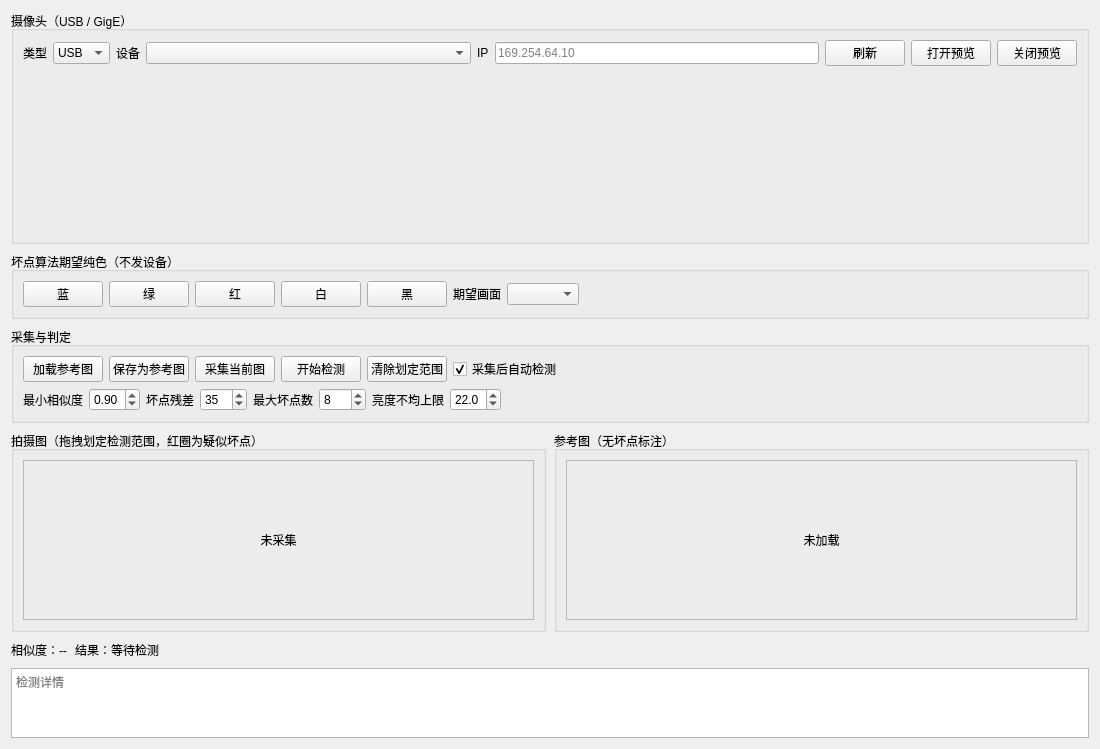
Old version of the form platform/debug/screen_inspect/screen_inspect_widget.ui in the repository yuhuang163/test.
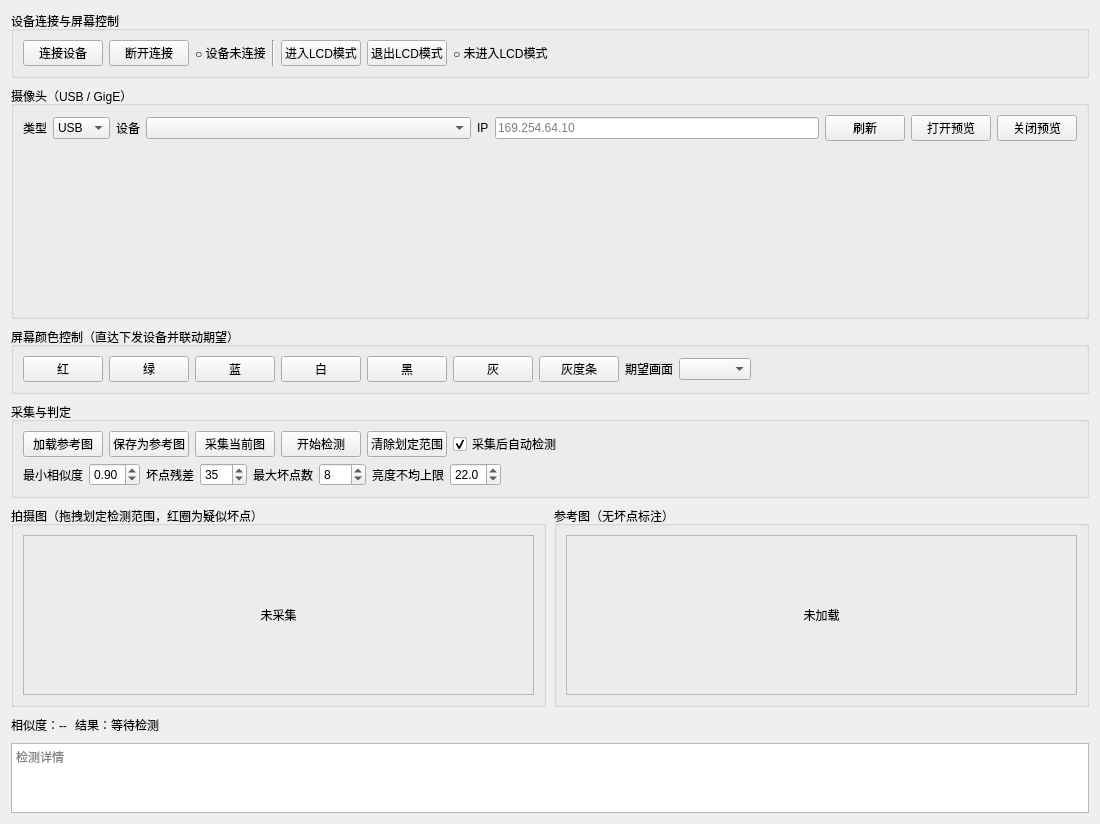
New version of the form.

Commit message: 调试工站    屏幕调试功能

Patch:
```diff
--- a/platform/debug/screen_inspect/screen_inspect_widget.ui
+++ b/platform/debug/screen_inspect/screen_inspect_widget.ui
@@ -17,6 +17,77 @@
    <property name="spacing">
     <number>8</number>
    </property>
+   <item>
+    <widget class="QGroupBox" name="groupBox_deviceScreenControl">
+     <property name="title">
+      <string>设备连接与屏幕控制</string>
+     </property>
+     <layout class="QHBoxLayout" name="horizontalLayout_deviceScreen">
+      <item>
+       <widget class="QPushButton" name="btnConnectDevice">
+        <property name="text">
+         <string>连接设备</string>
+        </property>
+       </widget>
+      </item>
+      <item>
+       <widget class="QPushButton" name="btnDisconnectDevice">
+        <property name="text">
+         <string>断开连接</string>
+        </property>
+       </widget>
+      </item>
+      <item>
+       <widget class="QLabel" name="label_deviceConnStatus">
+        <property name="text">
+         <string>○ 设备未连接</string>
+        </property>
+       </widget>
+      </item>
+      <item>
+       <widget class="Line" name="line_deviceControl">
+        <property name="orientation">
+         <enum>Qt::Vertical</enum>
+        </property>
+       </widget>
+      </item>
+      <item>
+       <widget class="QPushButton" name="btnEnterLcdMode">
+        <property name="text">
+         <string>进入LCD模式</string>
+        </property>
+       </widget>
+      </item>
+      <item>
+       <widget class="QPushButton" name="btnExitLcdMode">
+        <property name="text">
+         <string>退出LCD模式</string>
+        </property>
+       </widget>
+      </item>
+      <item>
+       <widget class="QLabel" name="label_lcdModeStatus">
+        <property name="text">
+         <string>○ 未进入LCD模式</string>
+        </property>
+       </widget>
+      </item>
+      <item>
+       <spacer name="horizontalSpacer_deviceScreen">
+        <property name="orientation">
+         <enum>Qt::Horizontal</enum>
+        </property>
+        <property name="sizeHint" stdset="0">
+         <size>
+          <width>40</width>
+          <height>20</height>
+         </size>
+        </property>
+       </spacer>
+      </item>
+     </layout>
+    </widget>
+   </item>
    <item>
     <widget class="QGroupBox" name="groupBox_screenInspectCamera">
      <property name="title">
@@ -135,24 +206,16 @@
    </item>
    <item>
     <widget class="QGroupBox" name="groupBox_screenInspectColor">
+     <property name="sizePolicy">
+      <sizepolicy hsizetype="Preferred" vsizetype="Fixed">
+       <horstretch>0</horstretch>
+       <verstretch>0</verstretch>
+      </sizepolicy>
+     </property>
      <property name="title">
-      <string>坏点算法期望纯色（不发设备）</string>
+      <string>屏幕颜色控制（直达下发设备并联动期望）</string>
      </property>
      <layout class="QHBoxLayout" name="horizontalLayout_color">
-      <item>
-       <widget class="QPushButton" name="btnColorBlue">
-        <property name="text">
-         <string>蓝</string>
-        </property>
-       </widget>
-      </item>
-      <item>
-       <widget class="QPushButton" name="btnColorGreen">
-        <property name="text">
-         <string>绿</string>
-        </property>
-       </widget>
-      </item>
       <item>
        <widget class="QPushButton" name="btnColorRed">
         <property name="text">
@@ -160,6 +223,20 @@
         </property>
        </widget>
       </item>
+      <item>
+       <widget class="QPushButton" name="btnColorGreen">
+        <property name="text">
+         <string>绿</string>
+        </property>
+       </widget>
+      </item>
+      <item>
+       <widget class="QPushButton" name="btnColorBlue">
+        <property name="text">
+         <string>蓝</string>
+        </property>
+       </widget>
+      </item>
       <item>
        <widget class="QPushButton" name="btnColorWhite">
         <property name="text">
@@ -174,6 +251,20 @@
         </property>
        </widget>
       </item>
+      <item>
+       <widget class="QPushButton" name="btnLcdColorGray">
+        <property name="text">
+         <string>灰</string>
+        </property>
+       </widget>
+      </item>
+      <item>
+       <widget class="QPushButton" name="btnLcdColorGrayBar">
+        <property name="text">
+         <string>灰度条</string>
+        </property>
+       </widget>
+      </item>
       <item>
        <widget class="QLabel" name="label_expectedColor">
         <property name="text">
```
The commit also changes 6 other files.
